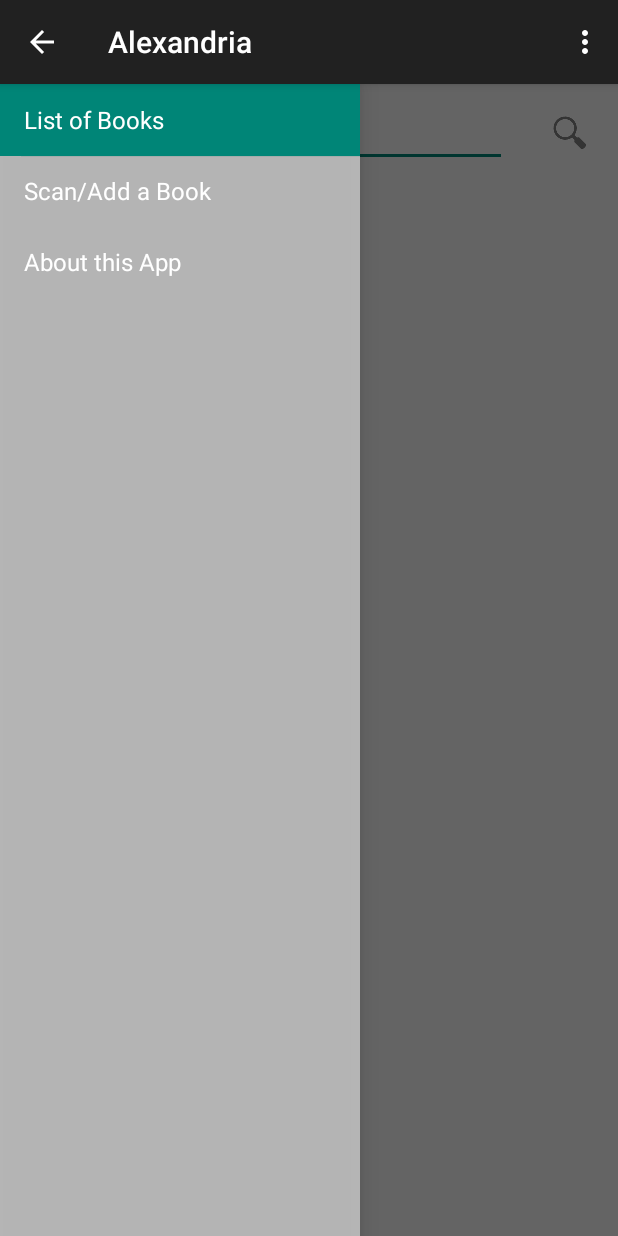
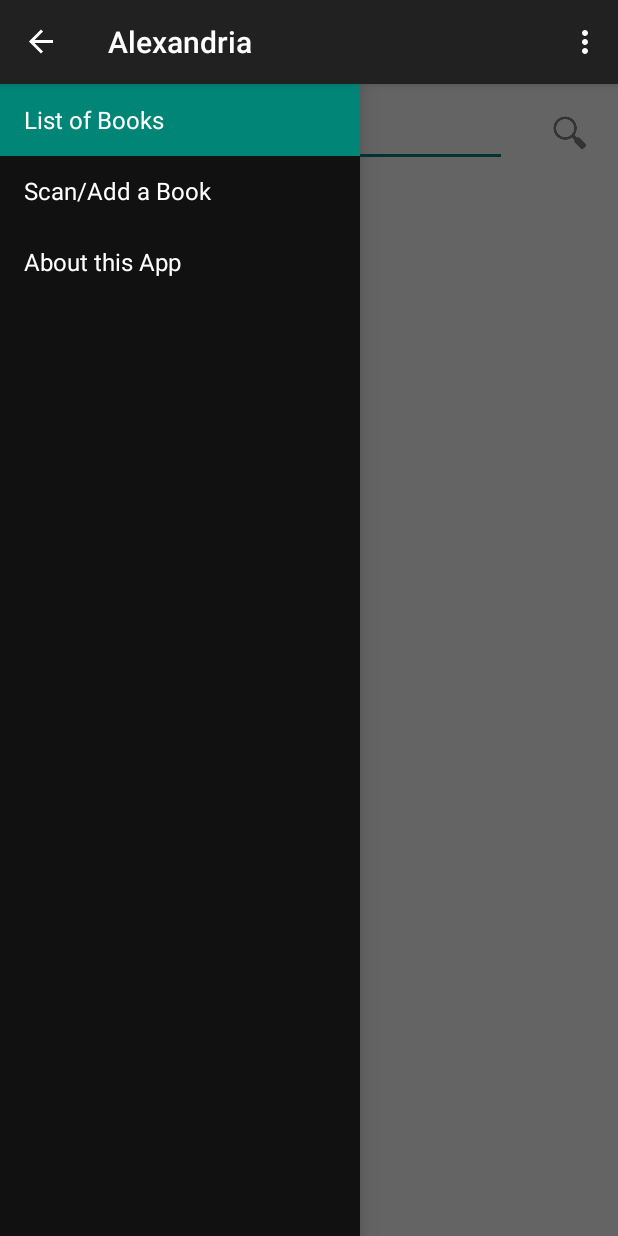
Before and after one commit to giolaq/SuperDuo, an Android app: the screen it shows after launch (MainActivity), with the side drawer open, on a phone screen of 412 x 824 dp. Run offline under Robolectric (Android 15) with nearby library versions, the phone set to English and light mode, and no system bars.

Commit message:
Delete old handling of drawer; use DrawerLayout ActionBarDrawerToggle now

```diff
--- a/app/build.gradle
+++ b/app/build.gradle
@@ -36,7 +36,7 @@ android {
 }
 
 dependencies {
-    compile 'com.android.support:appcompat-v7:21.0.3'
+    compile 'com.android.support:appcompat-v7:22.2.0'
 
     // Supports Android 4.0.3 and later (API level 15)
     compile 'com.journeyapps:zxing-android-embedded:2.0.1@aar'
--- a/app/src/main/java/it/jaschke/alexandria/MainActivity.java
+++ b/app/src/main/java/it/jaschke/alexandria/MainActivity.java
@@ -9,28 +9,36 @@ import android.os.Bundle;
 import android.support.v4.app.Fragment;
 import android.support.v4.app.FragmentManager;
 import android.support.v4.content.LocalBroadcastManager;
+import android.support.v4.view.GravityCompat;
 import android.support.v4.widget.DrawerLayout;
 import android.support.v7.app.ActionBar;
-import android.support.v7.app.ActionBarActivity;
+import android.support.v7.app.ActionBarDrawerToggle;
+import android.support.v7.app.AppCompatActivity;
 import android.view.Menu;
+import android.view.MenuInflater;
 import android.view.MenuItem;
 import android.view.View;
+import android.widget.AdapterView;
+import android.widget.ArrayAdapter;
+import android.widget.ListView;
 import android.widget.Toast;
 
 import it.jaschke.alexandria.api.Callback;
 
 
-public class MainActivity extends ActionBarActivity implements NavigationDrawerFragment.NavigationDrawerCallbacks, Callback {
+public class MainActivity extends AppCompatActivity implements Callback {
 
+    //Better way to create a drawer
+    private DrawerLayout mDrawerLayout;
+    private ListView mDrawerList;
+    private ActionBarDrawerToggle mDrawerToggle;
+    private String[] mMenuItems;
+
+    private CharSequence mDrawerTitle;
     /**
-     * Fragment managing the behaviors, interactions and presentation of the navigation drawer.
+     * Used to store the last screen mTitle. For use in {@link #restoreActionBar()}.
      */
-    private NavigationDrawerFragment navigationDrawerFragment;
-
-    /**
-     * Used to store the last screen title. For use in {@link #restoreActionBar()}.
-     */
-    private CharSequence title;
+    private CharSequence mTitle;
     public static boolean IS_TABLET = false;
     private BroadcastReceiver messageReciever;
 
@@ -47,68 +55,77 @@ public class MainActivity extends ActionBarActivity implements NavigationDrawerF
             setContentView(R.layout.activity_main);
         }
 
+        mTitle = mDrawerTitle = getTitle();
+        mMenuItems = getResources().getStringArray(R.array.menu_array);
+        mDrawerLayout = (DrawerLayout) findViewById(R.id.drawer_layout);
+        mDrawerList = (ListView) findViewById(R.id.left_drawer);
+
+        // set a custom shadow that overlays the main content when the drawer opens
+        mDrawerLayout.setDrawerShadow(R.drawable.drawer_shadow, GravityCompat.START);
+        // set up the drawer's list view with items and click listener
+        mDrawerList.setAdapter(new ArrayAdapter<String>(this,
+                R.layout.drawer_list_item, mMenuItems));
+        mDrawerList.setOnItemClickListener(new DrawerItemClickListener());
+
+        // enable ActionBar app icon to behave as action to toggle nav drawer
+        getSupportActionBar().setDisplayHomeAsUpEnabled(true);
+        getSupportActionBar().setHomeButtonEnabled(true);
+
+        // ActionBarDrawerToggle ties together the the proper interactions
+        // between the sliding drawer and the action bar app icon
+        mDrawerToggle = new ActionBarDrawerToggle(
+                this,                  /* host Activity */
+                mDrawerLayout,         /* DrawerLayout object */
+                R.string.drawer_open,  /* "open drawer" description for accessibility */
+                R.string.drawer_close  /* "close drawer" description for accessibility */
+        ) {
+            public void onDrawerClosed(View view) {
+                getSupportActionBar().setTitle(mTitle);
+                invalidateOptionsMenu(); // creates call to onPrepareOptionsMenu()
+            }
+
+            public void onDrawerOpened(View drawerView) {
+                getSupportActionBar().setTitle(mDrawerTitle);
+                invalidateOptionsMenu(); // creates call to onPrepareOptionsMenu()
+            }
+        };
+        mDrawerLayout.setDrawerListener(mDrawerToggle);
+
+        if (savedInstanceState == null) {
+            selectItem(0);
+        }
         messageReciever = new MessageReciever();
         IntentFilter filter = new IntentFilter(MESSAGE_EVENT);
         LocalBroadcastManager.getInstance(this).registerReceiver(messageReciever,filter);
-
-        navigationDrawerFragment = (NavigationDrawerFragment)
-                getSupportFragmentManager().findFragmentById(R.id.navigation_drawer);
-        title = getTitle();
-
-        // Set up the drawer.
-        navigationDrawerFragment.setUp(R.id.navigation_drawer,
-                    (DrawerLayout) findViewById(R.id.drawer_layout));
     }
 
-    @Override
-    public void onNavigationDrawerItemSelected(int position) {
-
-        FragmentManager fragmentManager = getSupportFragmentManager();
-        Fragment nextFragment;
-
-        switch (position){
-            default:
-            case 0:
-                nextFragment = new ListOfBooks();
-                break;
-            case 1:
-                nextFragment = new AddBook();
-                break;
-            case 2:
-                nextFragment = new About();
-                break;
-
-        }
-
-        fragmentManager.beginTransaction()
-                .replace(R.id.container, nextFragment)
-                .addToBackStack((String) title)
-                .commit();
-    }
 
     public void setTitle(int titleId) {
-        title = getString(titleId);
+        mTitle = getString(titleId);
     }
 
     public void restoreActionBar() {
         ActionBar actionBar = getSupportActionBar();
         actionBar.setNavigationMode(ActionBar.NAVIGATION_MODE_STANDARD);
         actionBar.setDisplayShowTitleEnabled(true);
-        actionBar.setTitle(title);
+        actionBar.setTitle(mTitle);
     }
 
 
     @Override
     public boolean onCreateOptionsMenu(Menu menu) {
-        if (!navigationDrawerFragment.isDrawerOpen()) {
-            // Only show items in the action bar relevant to this screen
-            // if the drawer is not showing. Otherwise, let the drawer
-            // decide what to show in the action bar.
-            getMenuInflater().inflate(R.menu.main, menu);
-            restoreActionBar();
-            return true;
-        }
+        MenuInflater inflater = getMenuInflater();
+        inflater.inflate(R.menu.main, menu);
         return super.onCreateOptionsMenu(menu);
+    }
+
+    /* Called whenever we call invalidateOptionsMenu() */
+    @Override
+    public boolean onPrepareOptionsMenu(Menu menu) {
+        // If the nav drawer is open, hide action items related to the content view
+        boolean drawerOpen = mDrawerLayout.isDrawerOpen(mDrawerList);
+        //menu.findItem(R.id.action_websearch).setVisible(!drawerOpen);
+        return super.onPrepareOptionsMenu(menu);
     }
 
     @Override
@@ -178,5 +195,67 @@ public class MainActivity extends ActionBarActivity implements NavigationDrawerF
         super.onBackPressed();
     }
 
+    /* The click listner for ListView in the navigation drawer */
+    private class DrawerItemClickListener implements ListView.OnItemClickListener {
+        @Override
+        public void onItemClick(AdapterView<?> parent, View view, int position, long id) {
+            selectItem(position);
+        }
+    }
+
+    private void selectItem(int position) {
+
+        FragmentManager fragmentManager = getSupportFragmentManager();
+        Fragment nextFragment;
+
+        switch (position){
+            default:
+            case 0:
+                nextFragment = new ListOfBooks();
+                break;
+            case 1:
+                nextFragment = new AddBook();
+                break;
+            case 2:
+                nextFragment = new About();
+                break;
+
+        }
+
+        fragmentManager.beginTransaction()
+                .replace(R.id.container, nextFragment)
+                .commit();
+
+        // update selected item and title, then close the drawer
+        mDrawerList.setItemChecked(position, true);
+        setTitle(mMenuItems[position]);
+        mDrawerLayout.closeDrawer(mDrawerList);
+    }
+
+
+    @Override
+    public void setTitle(CharSequence title) {
+        mTitle = title;
+        getSupportActionBar().setTitle(mTitle);
+    }
+
+    /**
+     * When using the ActionBarDrawerToggle, you must call it during
+     * onPostCreate() and onConfigurationChanged()...
+     */
+
+    @Override
+    protected void onPostCreate(Bundle savedInstanceState) {
+        super.onPostCreate(savedInstanceState);
+        // Sync the toggle state after onRestoreInstanceState has occurred.
+        mDrawerToggle.syncState();
+    }
+
+    @Override
+    public void onConfigurationChanged(Configuration newConfig) {
+        super.onConfigurationChanged(newConfig);
+        // Pass any configuration change to the drawer toggls
+        mDrawerToggle.onConfigurationChanged(newConfig);
+    }
 
 }
--- a/app/src/main/java/it/jaschke/alexandria/NavigationDrawerFragment.java
+++ /dev/null
@@ -1,282 +0,0 @@
-package it.jaschke.alexandria;
-
-import android.support.v7.app.ActionBarActivity;
-import android.app.Activity;
-import android.support.v7.app.ActionBar;
-import android.support.v4.app.Fragment;
-import android.support.v4.app.ActionBarDrawerToggle;
-import android.support.v4.view.GravityCompat;
-import android.support.v4.widget.DrawerLayout;
-import android.content.SharedPreferences;
-import android.content.res.Configuration;
-import android.os.Bundle;
-import android.preference.PreferenceManager;
-import android.util.Log;
-import android.view.LayoutInflater;
-import android.view.Menu;
-import android.view.MenuInflater;
-import android.view.MenuItem;
-import android.view.View;
-import android.view.ViewGroup;
-import android.widget.AdapterView;
-import android.widget.ArrayAdapter;
-import android.widget.ListView;
-
-/**
- * Fragment used for managing interactions for and presentation of a navigation drawer.
- * See the <a href="https://developer.android.com/design/patterns/navigation-drawer.html#Interaction">
- * design guidelines</a> for a complete explanation of the behaviors implemented here.
- */
-public class NavigationDrawerFragment extends Fragment {
-
-    /**
-     * Remember the position of the selected item.
-     */
-    private static final String STATE_SELECTED_POSITION = "selected_navigation_drawer_position";
-
-    /**
-     * Per the design guidelines, you should show the drawer on launch until the user manually
-     * expands it. This shared preference tracks this.
-     */
-    private static final String PREF_USER_LEARNED_DRAWER = "navigation_drawer_learned";
-
-    /**
-     * A pointer to the current callbacks instance (the Activity).
-     */
-    private NavigationDrawerCallbacks mCallbacks;
-
-    /**
-     * Helper component that ties the action bar to the navigation drawer.
-     */
-    private ActionBarDrawerToggle mDrawerToggle;
-
-    private DrawerLayout mDrawerLayout;
-    private ListView mDrawerListView;
-    private View mFragmentContainerView;
-
-    private int mCurrentSelectedPosition = 0;
-    private boolean mFromSavedInstanceState;
-    private boolean mUserLearnedDrawer;
-
-    public NavigationDrawerFragment() {
-    }
-
-    @Override
-    public void onCreate(Bundle savedInstanceState) {
-        super.onCreate(savedInstanceState);
-
-        // Read in the flag indicating whether or not the user has demonstrated awareness of the
-        // drawer. See PREF_USER_LEARNED_DRAWER for details.
-        SharedPreferences sp = PreferenceManager.getDefaultSharedPreferences(getActivity());
-        mUserLearnedDrawer = sp.getBoolean(PREF_USER_LEARNED_DRAWER, false);
-
-
-
-        if (savedInstanceState != null) {
-            mCurrentSelectedPosition = savedInstanceState.getInt(STATE_SELECTED_POSITION);
-            mFromSavedInstanceState = true;
-        }else{
-            SharedPreferences prefs = PreferenceManager.getDefaultSharedPreferences(getActivity());
-            mCurrentSelectedPosition = Integer.parseInt(prefs.getString("pref_startFragment","0"));
-            selectItem(mCurrentSelectedPosition);
-        }
-
-    }
-
-    @Override
-    public void onActivityCreated(Bundle savedInstanceState) {
-        super.onActivityCreated(savedInstanceState);
-        // Indicate that this fragment would like to influence the set of actions in the action bar.
-        setHasOptionsMenu(true);
-    }
-
-    @Override
-    public View onCreateView(LayoutInflater inflater, ViewGroup container,
-                             Bundle savedInstanceState) {
-        mDrawerListView = (ListView) inflater.inflate(
-                R.layout.fragment_navigation_drawer, container, false);
-        mDrawerListView.setOnItemClickListener(new AdapterView.OnItemClickListener() {
-            @Override
-            public void onItemClick(AdapterView<?> parent, View view, int position, long id) {
-                selectItem(position);
-            }
-        });
-        mDrawerListView.setAdapter(new ArrayAdapter<String>(
-                getActionBar().getThemedContext(),
-                android.R.layout.simple_list_item_activated_1,
-                android.R.id.text1,
-                new String[]{
-                        getString(R.string.books),
-                        getString(R.string.scan),
-                        getString(R.string.about),
-                }));
-        mDrawerListView.setItemChecked(mCurrentSelectedPosition, true);
-        return mDrawerListView;
-    }
-
-    public boolean isDrawerOpen() {
-        return mDrawerLayout != null && mDrawerLayout.isDrawerOpen(mFragmentContainerView);
-    }
-
-    /**
-     * Users of this fragment must call this method to set up the navigation drawer interactions.
-     *
-     * @param fragmentId   The android:id of this fragment in its activity's layout.
-     * @param drawerLayout The DrawerLayout containing this fragment's UI.
-     */
-    public void setUp(int fragmentId, DrawerLayout drawerLayout) {
-
-        mFragmentContainerView = getActivity().findViewById(fragmentId);
-        mDrawerLayout = drawerLayout;
-
-        // set a custom shadow that overlays the main content when the drawer opens
-        mDrawerLayout.setDrawerShadow(R.drawable.drawer_shadow, GravityCompat.START);
-        // set up the drawer's list view with items and click listener
-
-        ActionBar actionBar = getActionBar();
-        actionBar.setDisplayHomeAsUpEnabled(true);
-        actionBar.setHomeButtonEnabled(true);
-
-        // ActionBarDrawerToggle ties together the the proper interactions
-        // between the navigation drawer and the action bar app icon.
-        mDrawerToggle = new ActionBarDrawerToggle(
-                getActivity(),                    /* host Activity */
-                mDrawerLayout,                    /* DrawerLayout object */
-                R.drawable.ic_drawer,             /* nav drawer image to replace 'Up' caret */
-                R.string.navigation_drawer_open,  /* "open drawer" description for accessibility */
-                R.string.navigation_drawer_close  /* "close drawer" description for accessibility */
-        ) {
-            @Override
-            public void onDrawerClosed(View drawerView) {
-                super.onDrawerClosed(drawerView);
-                if (!isAdded()) {
-                    return;
-                }
-
-                getActivity().supportInvalidateOptionsMenu(); // calls onPrepareOptionsMenu()
-            }
-
-            @Override
-            public void onDrawerOpened(View drawerView) {
-                super.onDrawerOpened(drawerView);
-                if (!isAdded()) {
-                    return;
-                }
-
-                if (!mUserLearnedDrawer) {
-                    // The user manually opened the drawer; store this flag to prevent auto-showing
-                    // the navigation drawer automatically in the future.
-                    mUserLearnedDrawer = true;
-                    SharedPreferences sp = PreferenceManager
-                            .getDefaultSharedPreferences(getActivity());
-                    sp.edit().putBoolean(PREF_USER_LEARNED_DRAWER, true).apply();
-                }
-
-                getActivity().supportInvalidateOptionsMenu(); // calls onPrepareOptionsMenu()
-            }
-        };
-
-        // If the user hasn't 'learned' about the drawer, open it to introduce them to the drawer,
-        // per the navigation drawer design guidelines.
-        if (!mUserLearnedDrawer && !mFromSavedInstanceState) {
-            mDrawerLayout.openDrawer(mFragmentContainerView);
-        }
-
-        // Defer code dependent on restoration of previous instance state.
-        mDrawerLayout.post(new Runnable() {
-            @Override
-            public void run() {
-                mDrawerToggle.syncState();
-            }
-        });
-
-        mDrawerLayout.setDrawerListener(mDrawerToggle);
-    }
-
-    private void selectItem(int position) {
-        mCurrentSelectedPosition = position;
-        if (mDrawerListView != null) {
-            mDrawerListView.setItemChecked(position, true);
-        }
-        if (mDrawerLayout != null) {
-            mDrawerLayout.closeDrawer(mFragmentContainerView);
-        }
-        if (mCallbacks != null) {
-            mCallbacks.onNavigationDrawerItemSelected(position);
-        }
-    }
-
-    @Override
-    public void onAttach(Activity activity) {
-        super.onAttach(activity);
-        try {
-            mCallbacks = (NavigationDrawerCallbacks) activity;
-        } catch (ClassCastException e) {
-            throw new ClassCastException("Activity must implement NavigationDrawerCallbacks.");
-        }
-    }
-
-    @Override
-    public void onDetach() {
-        super.onDetach();
-        mCallbacks = null;
-    }
-
-    @Override
-    public void onSaveInstanceState(Bundle outState) {
-        super.onSaveInstanceState(outState);
-        outState.putInt(STATE_SELECTED_POSITION, mCurrentSelectedPosition);
-    }
-
-    @Override
-    public void onConfigurationChanged(Configuration newConfig) {
-        super.onConfigurationChanged(newConfig);
-        // Forward the new configuration the drawer toggle component.
-        mDrawerToggle.onConfigurationChanged(newConfig);
-    }
-
-    @Override
-    public void onCreateOptionsMenu(Menu menu, MenuInflater inflater) {
-        // If the drawer is open, show the global app actions in the action bar. See also
-        // showGlobalContextActionBar, which controls the top-left area of the action bar.
-        if (mDrawerLayout != null && isDrawerOpen()) {
-            inflater.inflate(R.menu.main, menu);
-            showGlobalContextActionBar();
-        }
-        super.onCreateOptionsMenu(menu, inflater);
-    }
-
-    @Override
-    public boolean onOptionsItemSelected(MenuItem item) {
-        if (mDrawerToggle.onOptionsItemSelected(item)) {
-            return true;
-        }
-
-        return super.onOptionsItemSelected(item);
-    }
-
-    /**
-     * Per the navigation drawer design guidelines, updates the action bar to show the global app
-     * 'context', rather than just what's in the current screen.
-     */
-    private void showGlobalContextActionBar() {
-        ActionBar actionBar = getActionBar();
-        actionBar.setDisplayShowTitleEnabled(true);
-        actionBar.setNavigationMode(ActionBar.NAVIGATION_MODE_STANDARD);
-        actionBar.setTitle(R.string.app_name);
-    }
-
-    private ActionBar getActionBar() {
-        return ((ActionBarActivity) getActivity()).getSupportActionBar();
-    }
-
-    /**
-     * Callbacks interface that all activities using this fragment must implement.
-     */
-    public static interface NavigationDrawerCallbacks {
-        /**
-         * Called when an item in the navigation drawer is selected.
-         */
-        void onNavigationDrawerItemSelected(int position);
-    }
-}
--- a/app/src/main/res/layout/activity_main.xml
+++ b/app/src/main/res/layout/activity_main.xml
@@ -9,16 +9,13 @@
     <FrameLayout android:id="@+id/container" android:layout_width="match_parent"
         android:layout_height="match_parent" />
 
-    <!-- android:layout_gravity="start" tells DrawerLayout to treat
-         this as a sliding drawer on the left side for left-to-right
-         languages and on the right side for right-to-left languages.
-         If you're not building against API 17 or higher, use
-         android:layout_gravity="left" instead. -->
-    <!-- The drawer is given a fixed width in dp and extends the full height of
-         the container. -->
-    <fragment android:id="@+id/navigation_drawer"
-        android:layout_width="@dimen/navigation_drawer_width" android:layout_height="match_parent"
-        android:layout_gravity="start" android:name="it.jaschke.alexandria.NavigationDrawerFragment"
-        tools:layout="@layout/fragment_navigation_drawer" />
-
+    <ListView
+        android:id="@+id/left_drawer"
+        android:layout_width="240dp"
+        android:layout_height="match_parent"
+        android:layout_gravity="start"
+        android:choiceMode="singleChoice"
+        android:divider="@android:color/transparent"
+        android:dividerHeight="0dp"
+        android:background="#111"/>
 </android.support.v4.widget.DrawerLayout>
--- /dev/null
+++ b/app/src/main/res/layout/drawer_list_item.xml
@@ -0,0 +1,27 @@
+<!--
+  Copyright 2013 The Android Open Source Project
+
+  Licensed under the Apache License, Version 2.0 (the "License");
+  you may not use this file except in compliance with the License.
+  You may obtain a copy of the License at
+
+      http://www.apache.org/licenses/LICENSE-2.0
+
+  Unless required by applicable law or agreed to in writing, software
+  distributed under the License is distributed on an "AS IS" BASIS,
+  WITHOUT WARRANTIES OR CONDITIONS OF ANY KIND, either express or implied.
+  See the License for the specific language governing permissions and
+  limitations under the License.
+  -->
+
+<TextView xmlns:android="http://schemas.android.com/apk/res/android"
+    android:id="@android:id/text1"
+    android:layout_width="match_parent"
+    android:layout_height="wrap_content"
+    android:textAppearance="?android:attr/textAppearanceListItemSmall"
+    android:gravity="center_vertical"
+    android:paddingLeft="16dp"
+    android:paddingRight="16dp"
+    android:textColor="#fff"
+    android:background="?android:attr/activatedBackgroundIndicator"
+    android:minHeight="?android:attr/listPreferredItemHeightSmall"/>
--- a/app/src/main/res/values/strings.xml
+++ b/app/src/main/res/values/strings.xml
@@ -6,6 +6,14 @@
     <string name="books">List of Books</string>
     <string name="scan">Scan/Add a Book</string>
     <string name="about">About this App</string>
+
+    <string-array name="menu_array">
+        <item>@string/books</item>
+        <item>@string/scan</item>
+        <item>@string/about</item>
+    </string-array>
+    <string name="drawer_open">Open navigation drawer</string>
+    <string name="drawer_close">Close navigation drawer</string>
 
     <string name="navigation_drawer_open" >Open navigation drawer</string>
     <string name="navigation_drawer_close">Close navigation drawer</string>
```
